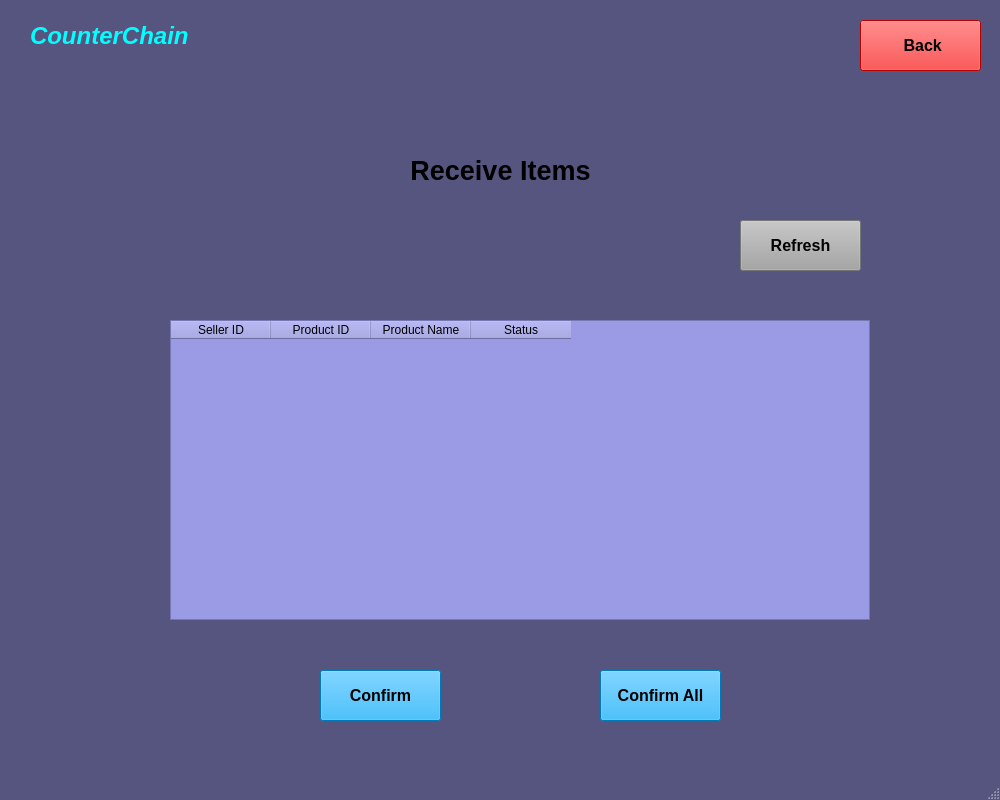
Before: the Qt Designer form receiveWindow.ui in shubham0298/CounterChain, drawn with Qt 5.
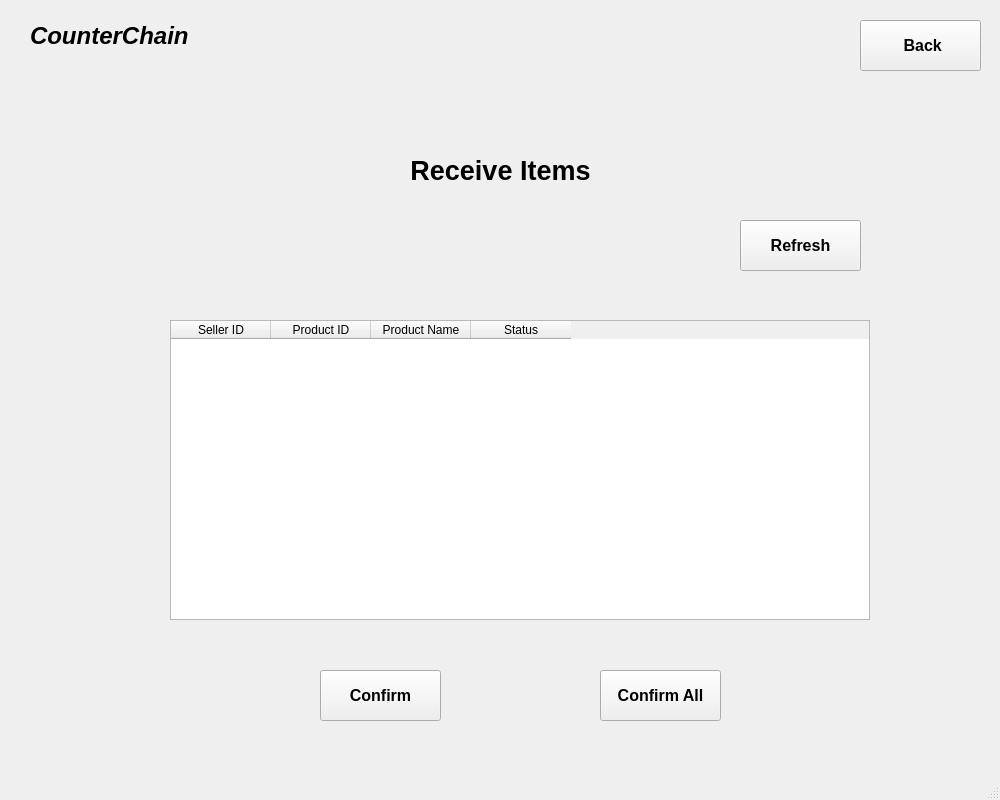
After: the same form once the commit is applied. Icons and pictures are not drawn.

Patch:
```diff
--- a/receiveWindow.ui
+++ b/receiveWindow.ui
@@ -37,21 +37,7 @@
    <string>CounterChain - Receive Items</string>
   </property>
   <property name="styleSheet">
-   <string notr="true">QMainWindow{
-	background-color: rgb(85, 85, 127);
-}
-QPushButton#homeButton{
-	background-color: rgb(255, 0, 0);
-}
-QPushButton#rcvButton{
-	background-color: rgb(0, 170, 255);
-}
-QPushButton#rcvallButton{
-	background-color: rgb(0, 170, 255);
-}
-QPushButton#checkButton{
-	background-color: rgb(165, 165, 165);
-}</string>
+   <string notr="true"/>
   </property>
   <widget class="QWidget" name="centralwidget">
    <widget class="QLabel" name="label">
@@ -152,8 +138,8 @@
         <brush brushstyle="SolidPattern">
          <color alpha="255">
           <red>0</red>
-          <green>255</green>
-          <blue>255</blue>
+          <green>0</green>
+          <blue>0</blue>
          </color>
         </brush>
        </colorrole>
@@ -163,8 +149,8 @@
         <brush brushstyle="SolidPattern">
          <color alpha="255">
           <red>0</red>
-          <green>255</green>
-          <blue>255</blue>
+          <green>0</green>
+          <blue>0</blue>
          </color>
         </brush>
        </colorrole>
@@ -241,7 +227,7 @@
      </font>
     </property>
     <property name="styleSheet">
-     <string notr="true">background-color: rgb(154, 154, 229);</string>
+     <string notr="true"/>
     </property>
     <column>
      <property name="text">
```
